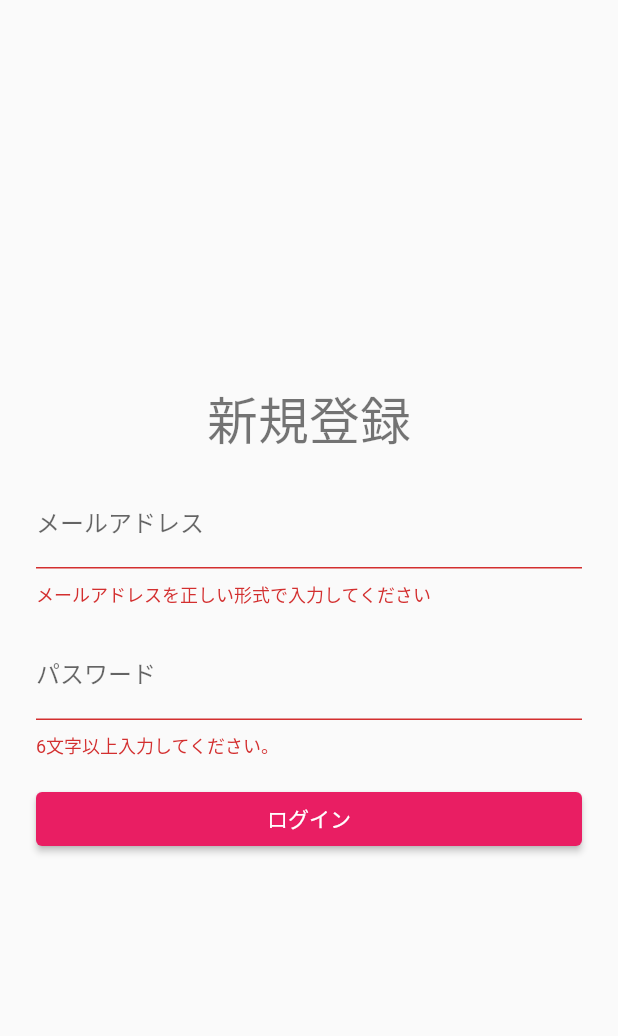
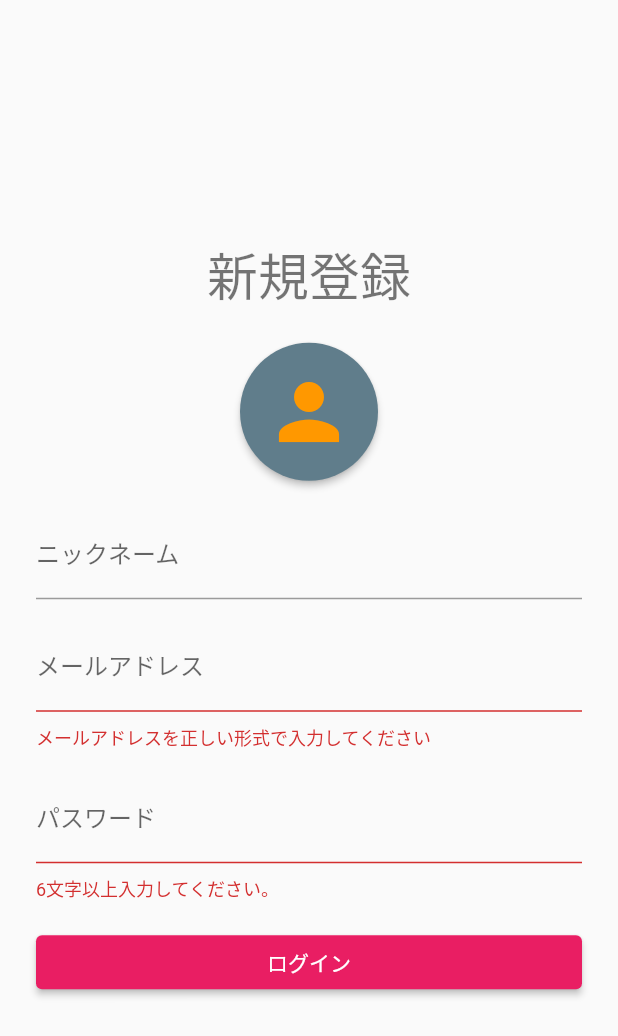
Before and after one commit to nectere-jp/mal_learn_old, a Flutter app: the screen it shows after launch, after a tap on "ログイン", on a phone screen of 412 x 824 dp. Shown: the top 1036 px of the screen. Run offline on Flutter 3.47's test engine with Material 2 defaults, Android fonts, the phone set to English and light mode, and no system bars; our stand-ins replace cloud_firestore, email_validator, file_picker, firebase_auth, firebase_core, flutter_riverpod; accounts and stored records are empty.

Commit message:
新規登録時にアイコンを選択できるように

```diff
--- a/lib/main.dart
+++ b/lib/main.dart
@@ -1,5 +1,6 @@
 import 'package:flutter/material.dart';
 import 'package:firebase_core/firebase_core.dart';
+import 'package:flutter_riverpod/flutter_riverpod.dart';
 import 'package:mal_learn/screens/sign_up_screen.dart';
 
 void main() async {
@@ -7,7 +8,7 @@ void main() async {
   await Firebase.initializeApp();
 
   runApp(
-    const App(),
+    const ProviderScope(child: App()),
   );
 }
 
--- a/lib/provider.dart
+++ b/lib/provider.dart
@@ -0,0 +1,3 @@
+import 'package:flutter_riverpod/flutter_riverpod.dart';
+
+final selectedIconPathProvider = StateProvider.autoDispose<String?>((ref) => null);
--- a/lib/screens/sign_in_screen.dart
+++ b/lib/screens/sign_in_screen.dart
@@ -2,7 +2,7 @@ import 'package:firebase_auth/firebase_auth.dart';
 import 'package:flutter/material.dart';
 import 'package:mal_learn/screens/chat_list_screen.dart';
 import 'package:mal_learn/widgets/space.dart';
-import 'package:mal_learn/widgets/text_fields.dart';
+import 'package:mal_learn/widgets/input_fields.dart';
 import 'package:mal_learn/widgets/full_wide_button.dart';
 
 class SignInScreen extends StatefulWidget {
--- a/lib/screens/sign_up_screen.dart
+++ b/lib/screens/sign_up_screen.dart
@@ -2,7 +2,7 @@ import 'package:firebase_auth/firebase_auth.dart';
 import 'package:flutter/material.dart';
 import 'package:mal_learn/screens/chat_list_screen.dart';
 import 'package:mal_learn/widgets/space.dart';
-import 'package:mal_learn/widgets/text_fields.dart';
+import 'package:mal_learn/widgets/input_fields.dart';
 import 'package:mal_learn/widgets/full_wide_button.dart';
 
 class SignupScreen extends StatefulWidget {
@@ -14,6 +14,7 @@ class SignupScreen extends StatefulWidget {
 
 class _SignUpScreenState extends State<SignupScreen> {
   final _formKey = GlobalKey<FormState>();
+  final _nameController = TextEditingController();
   final _emailController = TextEditingController();
   final _passwordController = TextEditingController();
 
@@ -38,6 +39,10 @@ class _SignUpScreenState extends State<SignupScreen> {
       children: [
         Text('新規登録', style: Theme.of(context).textTheme.headline4),
         const Space(height: 16),
+        const IconPicker(),
+        const Space(height: 16),
+        NameField(controller: _nameController),
+        const Space(height: 16),
         EmailField(controller: _emailController),
         const Space(height: 16),
         PasswordField(controller: _passwordController),
@@ -61,7 +66,7 @@ class _SignUpScreenState extends State<SignupScreen> {
 
       Navigator.of(context).pushReplacement(
         MaterialPageRoute(
-          builder: (_) => ChatListScreen(),
+          builder: (_) => const ChatListScreen(),
         ),
       );
     } catch (e) {
--- /dev/null
+++ b/lib/widgets/input_fields.dart
@@ -0,0 +1,144 @@
+import 'package:flutter/material.dart';
+import 'package:flutter_riverpod/flutter_riverpod.dart';
+import 'package:email_validator/email_validator.dart';
+import 'package:file_picker/file_picker.dart';
+import 'package:mal_learn/provider.dart';
+
+class NameField extends StatelessWidget {
+  const NameField({required this.controller, Key? key}) : super(key: key);
+
+  final TextEditingController controller;
+
+  @override
+  Widget build(BuildContext context) {
+    return TextFormField(
+      controller: controller,
+      decoration: const InputDecoration(labelText: 'ニックネーム'),
+      autovalidateMode: AutovalidateMode.onUserInteraction,
+      validator: emailValidator,
+    );
+  }
+
+  String? emailValidator(String? value) {
+    if (value == null) {
+      return 'ニックネームを入力してください';
+    } else if (value.length > 30) {
+      return 'ニックネームは30文字以下で設定してください';
+    } else {
+      return null;
+    }
+  }
+}
+
+class EmailField extends StatelessWidget {
+  const EmailField({required this.controller, Key? key}) : super(key: key);
+
+  final TextEditingController controller;
+
+  @override
+  Widget build(BuildContext context) {
+    return TextFormField(
+      controller: controller,
+      keyboardType: TextInputType.emailAddress,
+      decoration: const InputDecoration(labelText: 'メールアドレス'),
+      autovalidateMode: AutovalidateMode.onUserInteraction,
+      validator: emailValidator,
+    );
+  }
+
+  String? emailValidator(String? value) {
+    if (value == null) {
+      return 'メールアドレスを入力してください';
+    } else if (EmailValidator.validate(value) != true) {
+      return 'メールアドレスを正しい形式で入力してください';
+    } else {
+      return null;
+    }
+  }
+}
+
+class PasswordField extends StatelessWidget {
+  const PasswordField({required this.controller, Key? key}) : super(key: key);
+
+  final TextEditingController controller;
+  @override
+  Widget build(BuildContext context) {
+    return TextFormField(
+      controller: controller,
+      obscureText: true,
+      decoration: const InputDecoration(labelText: 'パスワード'),
+      autovalidateMode: AutovalidateMode.onUserInteraction,
+      validator: passwordValidator,
+    );
+  }
+
+  String? passwordValidator(String? value) {
+    // TODO: flutter_pw_validatorを使用
+
+    if (value == null) {
+      return 'パスワードを入力してください';
+    } else if (value.length < 6) {
+      return '6文字以上入力してください。';
+    } else {
+      return null;
+    }
+  }
+}
+
+class IconPicker extends ConsumerStatefulWidget {
+  const IconPicker({Key? key}) : super(key: key);
+
+  @override
+  createState() => IconPickerState();
+}
+
+class IconPickerState extends ConsumerState<IconPicker> {
+  @override
+  Widget build(BuildContext context) {
+    final String? imagePath = ref.watch(selectedIconPathProvider);
+    return imagePath != null
+        ? buttonWithSelectedImage(imagePath)
+        : defaultButton();
+  }
+
+  Widget defaultButton() {
+    return MaterialButton(
+      onPressed: () => _onSelectImage(),
+      child: const Icon(Icons.person, size: 60),
+      height: 100,
+      color: Colors.blueGrey,
+      textColor: Colors.orange,
+      shape: const CircleBorder(),
+    );
+  }
+
+  MaterialButton buttonWithSelectedImage(String imagePath) {
+    return MaterialButton(
+      onPressed: () => _onSelectImage(),
+      child: Container(
+        width: 100,
+        height: 100,
+        decoration: BoxDecoration(
+          image: DecorationImage(
+            image: AssetImage(imagePath),
+            fit: BoxFit.cover,
+          ),
+          shape: BoxShape.circle,
+        ),
+      ),
+      shape: const CircleBorder(),
+    );
+  }
+
+  void _onSelectImage() async {
+    FilePickerResult? result =
+        await FilePicker.platform.pickFiles(type: FileType.image);
+
+    if (result == null) {
+      return;
+    }
+
+    ref.read(selectedIconPathProvider.notifier).state =
+        result.files.single.path!;
+  }
+}
--- a/lib/widgets/text_fields.dart
+++ /dev/null
@@ -1,57 +0,0 @@
-import 'package:flutter/material.dart';
-import 'package:email_validator/email_validator.dart';
-
-class EmailField extends StatelessWidget {
-  const EmailField({required this.controller, Key? key}) : super(key: key);
-
-  final TextEditingController controller;
-
-  @override
-  Widget build(BuildContext context) {
-    return TextFormField(
-      controller: controller,
-      keyboardType: TextInputType.emailAddress,
-      decoration: const InputDecoration(labelText: 'メールアドレス'),
-      autovalidateMode: AutovalidateMode.onUserInteraction,
-      validator: emailValidator,
-    );
-  }
-
-  String? emailValidator(String? value) {
-    if (value == null) {
-      return 'メールアドレスを入力してください';
-    } else if (EmailValidator.validate(value) != true) {
-      return 'メールアドレスを正しい形式で入力してください';
-    } else {
-      return null;
-    }
-  }
-}
-
-class PasswordField extends StatelessWidget {
-  const PasswordField({required this.controller, Key? key}) : super(key: key);
-
-  final TextEditingController controller;
-  @override
-  Widget build(BuildContext context) {
-    return TextFormField(
-      controller: controller,
-      obscureText: true,
-      decoration: const InputDecoration(labelText: 'パスワード'),
-      autovalidateMode: AutovalidateMode.onUserInteraction,
-      validator: passwordValidator,
-    );
-  }
-
-  String? passwordValidator(String? value) {
-    // TODO: flutter_pw_validatorを使用
-
-    if (value == null) {
-      return 'パスワードを入力してください';
-    } else if (value.length < 6){
-      return '6文字以上入力してください。';
-    }  else {
-      return null;
-    }
-  }
-}
--- a/pubspec.yaml
+++ b/pubspec.yaml
@@ -16,7 +16,9 @@ dependencies:
   flutter_riverpod: ^1.0.3
   firebase_core: ^1.12.0
   firebase_auth: ^3.3.6
+  cloud_firestore: ^3.1.8
   email_validator: ^2.0.1
+  file_picker: ^4.4.0
 
 
 dev_dependencies:
```
Also changed, not shown: lib/repositories/user_repository.dart (added, +15 -0 lines), pubspec.lock, 2 other files.
